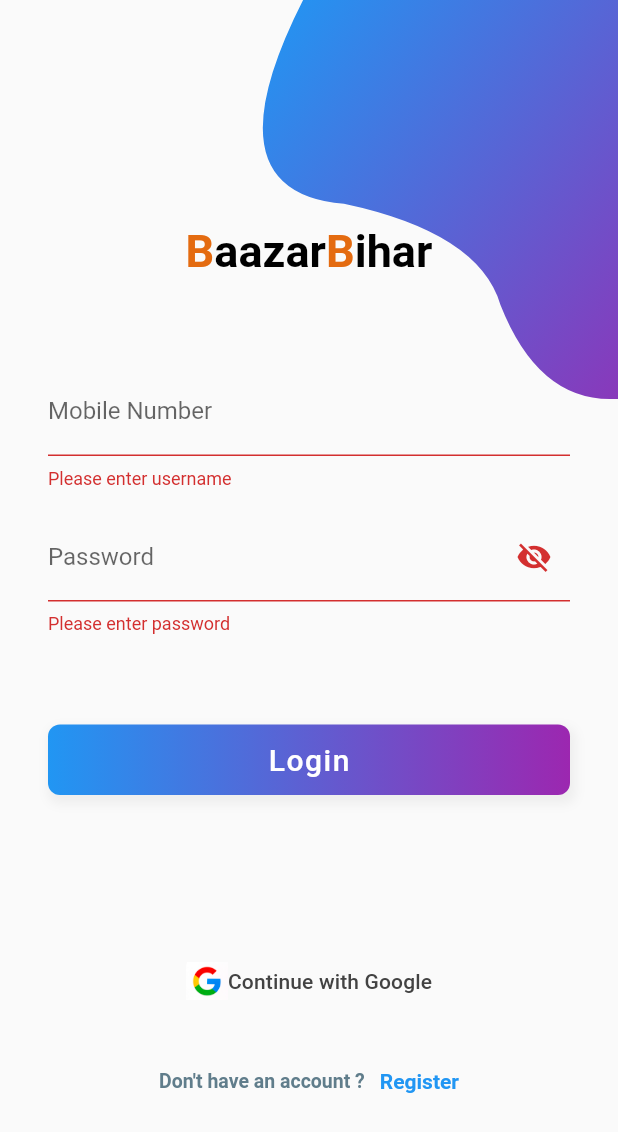
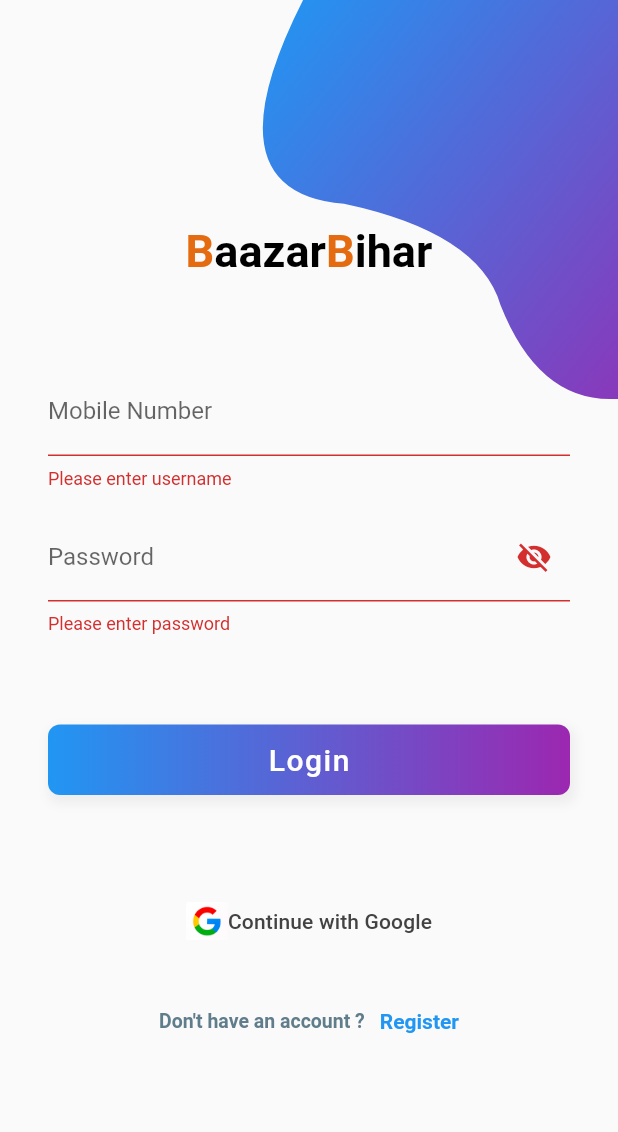
Before and after one commit to dhruvanwd/bazaar-bihar, a Flutter app: the screen it shows after launch, after a tap on "Login", on a phone screen of 412 x 824 dp. Shown: the top 1132 px of the screen. Run offline on Flutter 3.47's test engine with Material 2 defaults, Android fonts, the phone set to English and light mode, and no system bars; our stand-ins replace badges, cached_network_image, carousel_slider, connectivity_plus, convex_bottom_bar, dio and 11 more; missing offline and left inert: easy_mask, ej_selector, new_version, razorpay_flutter, shrink_sidemenu; accounts and stored records are empty; network calls fail.

Commit message:
minor changes and updates

```diff
--- a/lib/GetxControllers/GlobalController.dart
+++ b/lib/GetxControllers/GlobalController.dart
@@ -23,7 +23,7 @@ enum ECategoryViewer { CHIP, CARD }
 class GlobalController extends GetxController {
   static GlobalController get to => Get.find();
   var dateFormat = DateFormat("yy-MM-dd hh:mm:ss aaa");
-  ThemeMode get themeMode => ThemeMode.system;
+  ThemeMode get themeMode => ThemeMode.light;
   final FirebaseAuth _auth = FirebaseAuth.instance;
   final GoogleSignIn _googleSignIn = GoogleSignIn();
   final ApiRequest apiRequestInstance = ApiRequest();
--- a/lib/GetxControllers/SignupController.dart
+++ b/lib/GetxControllers/SignupController.dart
@@ -37,7 +37,6 @@ class SignupController extends GetxController {
           ),
         );
       }
-
       if (!isUserjson(resp.data)) throw Error();
       _globalCtrl.updateUserProfileInstance(resp.data);
       _globalCtrl.updateStorage(EStorageKeys.PROFILE, resp.data);
--- a/lib/main.dart
+++ b/lib/main.dart
@@ -28,12 +28,21 @@ void main() async {
   Get.put(SignupController());
   Get.put(OrderController());
   Get.put(CartController());
-  Get.lazyPut(() => CartAddressController());
+  Get.put(CartAddressController());
   Get.lazyPut(() => PaymentController());
   runApp(
     GetMaterialApp(
       debugShowCheckedModeBanner: false,
-      theme: ThemeData.light().copyWith(primaryColor: Colors.orange),
+      theme: ThemeData.light().copyWith(
+        primaryColor: Colors.orange,
+        appBarTheme: AppBarTheme(
+          backgroundColor: Colors.orange,
+          titleTextStyle: TextStyle(
+            color: Colors.white,
+            fontSize: 20,
+          ),
+        ),
+      ),
       darkTheme: ThemeData.dark().copyWith(primaryColor: Colors.grey),
       builder: EasyLoading.init(),
       themeMode: glblCtrl.themeMode,
--- a/lib/pages/CartPage/CartAddressForm.dart
+++ b/lib/pages/CartPage/CartAddressForm.dart
@@ -33,7 +33,7 @@ class CartAddressForm extends StatelessWidget {
         "city": _cityController.text,
         "state": _stateController.text,
         "zipCode": _zipCodeController.text,
-        "destinationContact": _mobileController.text,
+        "destinationContact": _mobileController.text.removeAllWhitespace,
         "addressLine1": _addressLine1Controller.text,
         "locality": _localityController.text,
         "receiverName": _nameController.text,
@@ -115,6 +115,7 @@ class CartAddressForm extends StatelessWidget {
                               TextInputMask(
                                   mask: '999 9999 999', reverse: false)
                             ],
+                            keyboardType: TextInputType.phone,
                             decoration: InputDecoration(
                                 prefixText: "+91",
                                 border: UnderlineInputBorder(),
--- a/lib/pages/CartPage/CheckoutCart.dart
+++ b/lib/pages/CartPage/CheckoutCart.dart
@@ -37,10 +37,7 @@ class CheckoutCart extends StatelessWidget {
         body: Container(
           width: Get.mediaQuery.size.width,
           padding: EdgeInsets.symmetric(horizontal: 16),
-          child:
-              // _addressCtrl.cartAdresses.length == 0
-
-              Container(
+          child: Container(
             child: Column(
               crossAxisAlignment: CrossAxisAlignment.start,
               mainAxisSize: MainAxisSize.max,
--- a/lib/pages/login-signup/LoginPage.dart
+++ b/lib/pages/login-signup/LoginPage.dart
@@ -21,6 +21,14 @@ class LoginPage extends StatelessWidget {
   onLogin() async {
     if (_formKey.currentState!.validate()) {
       _formKey.currentState!.save();
+      if (passwordController.text.isEmpty) {
+        Get.snackbar(
+          "Enter your password",
+          "password is required",
+          snackPosition: SnackPosition.BOTTOM,
+        );
+        return;
+      }
       SignupController.to.loginUser({
         "mobile": usernameController.text.removeWhiteSpaces,
         "password": passwordController.text
@@ -101,7 +109,7 @@ class LoginPage extends StatelessWidget {
                         ),
                         Padding(padding: EdgeInsets.only(top: 60)),
                         signInSubmitButton(onLogin, "Login"),
-                        Padding(padding: EdgeInsets.only(top: 100)),
+                        Padding(padding: EdgeInsets.only(top: 60)),
                         LoginGoogleBtn(),
                         createAccountLabel(
                             'signup', 'Don\'t have an account ?', 'Register')
```
Also changed, not shown: lib/GetxControllers/HomePageController.dart (+8 -6 lines), lib/pages/Home.dart/HomePage.dart (+7 -6 lines), lib/pages/login-signup/SignupPage.dart (+3 -4 lines).
